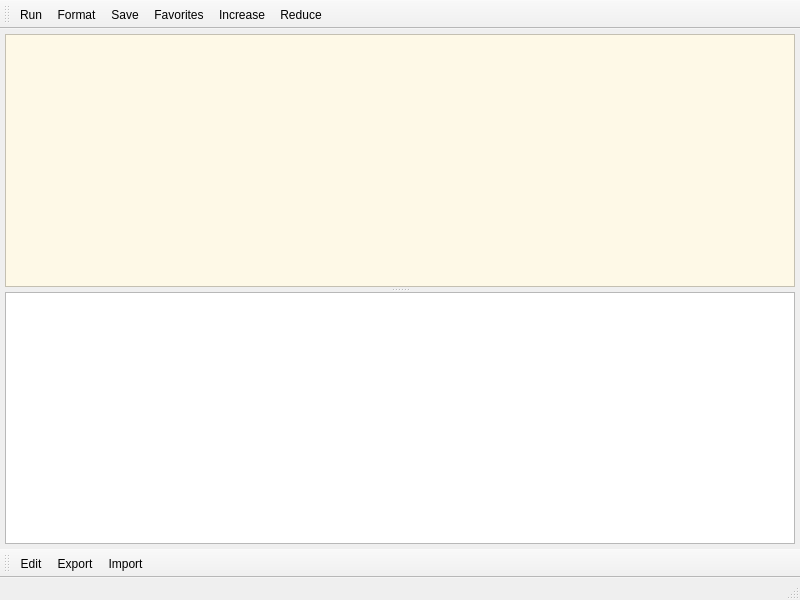
First picture: the form in sql.ui, repository GS-Giuliano/SequelFast, before the edit.
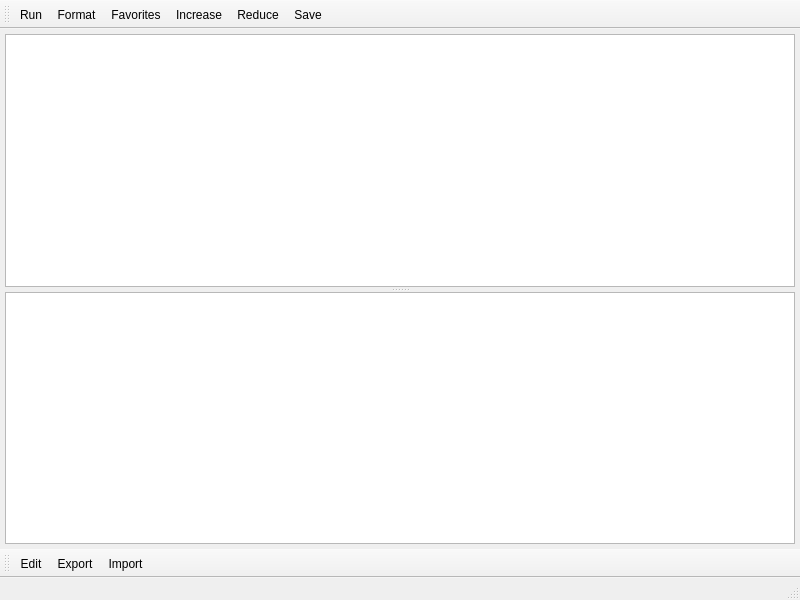
Second picture: the form after the edit. Icons and pictures are not drawn.

Commit message: working: structure view, syntax highlight, more icons, save filters

```diff
--- a/sql.ui
+++ b/sql.ui
@@ -46,7 +46,7 @@
         </font>
        </property>
        <property name="styleSheet">
-        <string notr="true">QTextEdit {background-color: #FEF9E7}</string>
+        <string notr="true"/>
        </property>
       </widget>
       <widget class="QTableView" name="tableData">
@@ -86,12 +86,12 @@
    </property>
    <property name="iconSize">
     <size>
-     <width>22</width>
-     <height>22</height>
+     <width>20</width>
+     <height>20</height>
     </size>
    </property>
    <property name="toolButtonStyle">
-    <enum>Qt::ToolButtonStyle::ToolButtonTextBesideIcon</enum>
+    <enum>Qt::ToolButtonStyle::ToolButtonIconOnly</enum>
    </property>
    <attribute name="toolBarArea">
     <enum>TopToolBarArea</enum>
@@ -101,10 +101,10 @@
    </attribute>
    <addaction name="actionRun"/>
    <addaction name="actionFormat"/>
-   <addaction name="actionSave"/>
    <addaction name="actionFavorites"/>
    <addaction name="actionIncrease"/>
    <addaction name="actionReduce"/>
+   <addaction name="actionSave"/>
   </widget>
   <widget class="QToolBar" name="toolBarData">
    <property name="windowTitle">
```
Left out of the diff: 26 changed lines with no effect on the pictures. The commit also changes 34 other files.
